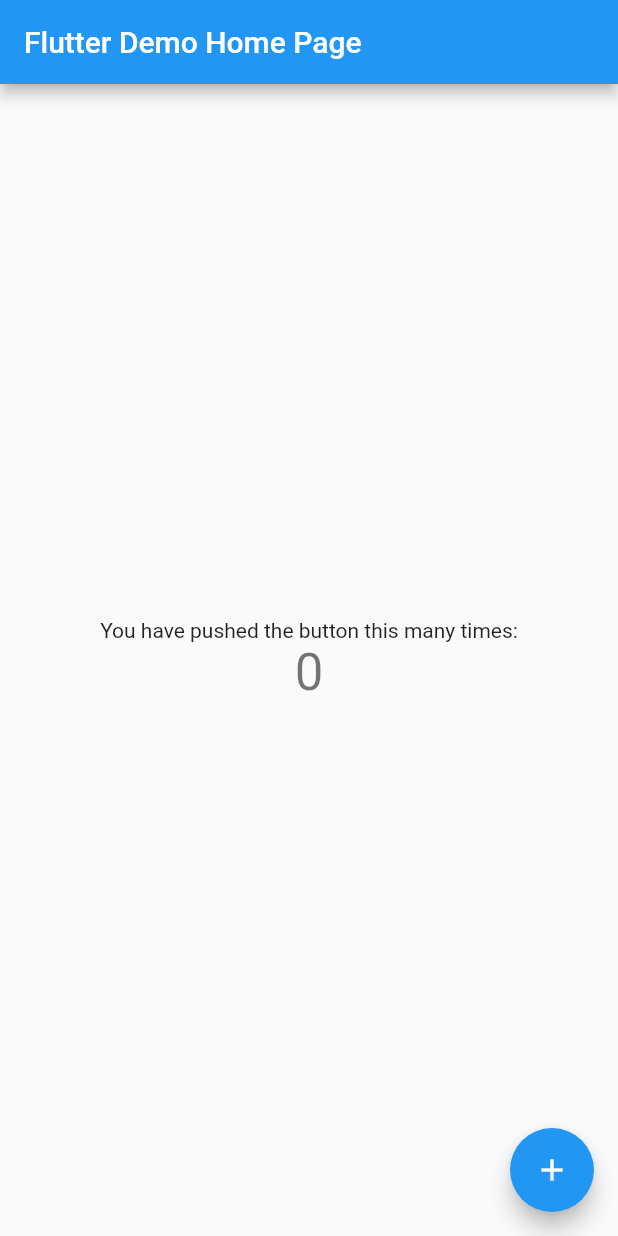
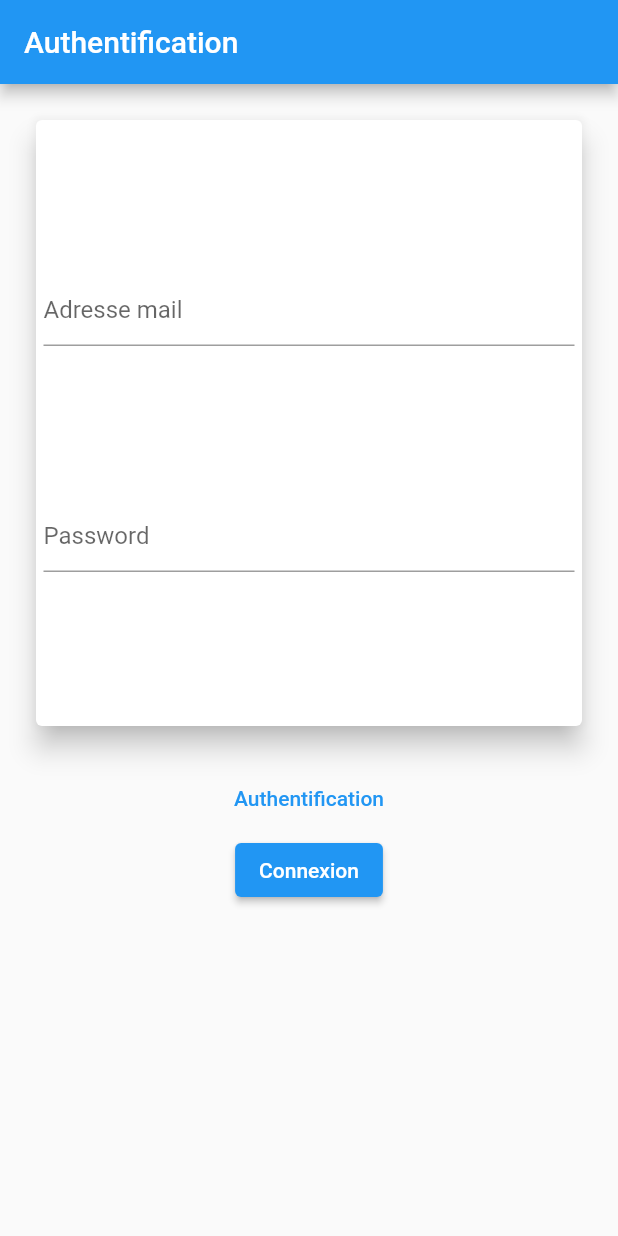
Before and after one commit to Elghazy1/Application-de-chat-Android-Flutter, a Flutter app: the screen it shows after launch, on a phone screen of 412 x 824 dp. Run offline on Flutter 3.47's test engine with Material 2 defaults, Android fonts, the phone set to English and light mode, and no system bars; our stand-ins replace firebase_auth, firebase_core, firebase_database; missing offline and left inert: dart:ffi; accounts and stored records are empty.

Commit message:
Mise en place et Authentification

```diff
--- /dev/null
+++ b/lib/controller/LogController.dart
@@ -0,0 +1,166 @@
+import 'dart:ffi';
+
+import 'package:firebase_auth/firebase_auth.dart';
+import 'package:flutter/cupertino.dart';
+import 'package:flutter/material.dart';
+import 'package:flutter_application_1/model/FirebaseHelper.dart';
+
+class LogController extends StatefulWidget {
+  LogControllerState createState() => LogControllerState();
+}
+
+class LogControllerState extends State<LogController> {
+  bool _log = true;
+  String _adresseMail = "";
+  String _password = "";
+  String _prenom = "";
+  String _nom = "";
+
+  @override
+  Widget build(BuildContext context) {
+    return Scaffold(
+      appBar: AppBar(
+        title: Text("Authentification"),
+      ),
+      body: SingleChildScrollView(
+        child: Column(
+          children: <Widget>[
+            Container(
+              margin: EdgeInsets.all(20),
+              width: MediaQuery.of(context).size.width - 40,
+              height: MediaQuery.of(context).size.height / 2,
+              child: Card(
+                elevation: 7.5,
+                child: Container(
+                  margin: EdgeInsets.only(left: 5, right: 5),
+                  child: Column(
+                    mainAxisAlignment: MainAxisAlignment.spaceEvenly,
+                    children: textfields(),
+                  ),
+                ),
+              ),
+            ),
+            TextButton(
+              onPressed: () {
+                setState(() {
+                  _log = !_log;
+                });
+              },
+              child: Text((_log) ? "Authentification" : "Création de compte"),
+            ),
+            ElevatedButton(
+              onPressed: _handleLog,
+              child: Text("Connexion"),
+            )
+          ],
+        ),
+      ),
+    );
+  }
+
+  _handleLog() {
+    if (_adresseMail != "") {
+      if (_password != "") {
+        if (_log) {
+          //Connexion
+          FirebaseHelper().handleSigneIn(_adresseMail, _password).then((user) {
+            print(user.uid);
+          }).catchError((error) {
+            alerte(error.toString());
+          });
+        } else {
+          //Création de compte
+          if (_prenom != "") {
+            if (_nom != "") {
+              // methode pour créer utilisateur
+              FirebaseHelper()
+                  .create(_adresseMail, _password, _prenom, _nom)
+                  .then((user) {
+                print(user.uid);
+              }).catchError((error) {
+                alerte(error.toString());
+              });
+            } else {
+              //Alert pas de nom
+              alerte("Aucune nom n'a été renseignée !");
+            }
+          } else {
+            //Alert pas de prénom
+            alerte("Aucune prénom n'a été renseignée !");
+          }
+        }
+      } else {
+        //alert pas de mdp
+        alerte("Aucune mot de passe n'a été renseignée !");
+      }
+    } else {
+      //alert pas de mail
+      alerte("Aucune adresse mail n'a été renseignée !");
+    }
+  }
+
+  List<Widget> textfields() {
+    List<Widget> widgets = [];
+    widgets.add(TextField(
+      decoration: InputDecoration(hintText: "Adresse mail"),
+      onChanged: (string) {
+        setState(() {
+          _adresseMail = string;
+        });
+      },
+    ));
+
+    widgets.add(TextField(
+      decoration: InputDecoration(hintText: "Password"),
+      obscureText: true,
+      onChanged: (string) {
+        setState(() {
+          _password = string;
+        });
+      },
+    ));
+
+    if (!_log) {
+      widgets.add(TextField(
+        decoration: InputDecoration(hintText: "Prenom"),
+        onChanged: (string) {
+          setState(() {
+            _prenom = string;
+          });
+        },
+      ));
+
+      widgets.add(TextField(
+        decoration: InputDecoration(hintText: "Nom"),
+        onChanged: (string) {
+          setState(() {
+            _nom = string;
+          });
+        },
+      ));
+    }
+    return widgets;
+  }
+
+  Future<void> alerte(String message) async {
+    Text title = Text("Erreur");
+    Text msg = Text(message);
+    TextButton okButton = TextButton(
+      onPressed: () => Navigator.of(context).pop(),
+      child: Text("Ok"),
+    );
+    return showDialog(
+        context: context,
+        barrierDismissible: false,
+        builder: (BuildContext ctx) {
+          return (Theme.of(context).platform == TargetPlatform.iOS)
+              ? CupertinoAlertDialog(
+                  title: title,
+                  content: msg,
+                  actions: <Widget>[okButton],
+                )
+              : AlertDialog(
+                  title: title, content: msg, actions: <Widget>[okButton]);
+        });
+  }
+}
--- a/lib/main.dart
+++ b/lib/main.dart
@@ -1,113 +1,40 @@
+import 'package:firebase_auth/firebase_auth.dart';
+import 'package:firebase_core/firebase_core.dart';
 import 'package:flutter/material.dart';
+import 'package:flutter_application_1/controller/LogController.dart';
+import 'package:flutter_application_1/controller/MainAppController.dart';
 
-void main() {
+void main() async {
+  WidgetsFlutterBinding.ensureInitialized();
+  await Firebase.initializeApp();
   runApp(MyApp());
 }
 
 class MyApp extends StatelessWidget {
-  // This widget is the root of your application.
   @override
   Widget build(BuildContext context) {
     return MaterialApp(
-      title: 'Flutter Demo',
+      debugShowCheckedModeBanner: false,
+      title: 'Flutter Chat',
       theme: ThemeData(
-        // This is the theme of your application.
-        //
-        // Try running your application with "flutter run". You'll see the
-        // application has a blue toolbar. Then, without quitting the app, try
-        // changing the primarySwatch below to Colors.green and then invoke
-        // "hot reload" (press "r" in the console where you ran "flutter run",
-        // or simply save your changes to "hot reload" in a Flutter IDE).
-        // Notice that the counter didn't reset back to zero; the application
-        // is not restarted.
         primarySwatch: Colors.blue,
       ),
-      home: MyHomePage(title: 'Flutter Demo Home Page'),
+      home: _handleAuth(),
     );
   }
 }
 
-class MyHomePage extends StatefulWidget {
-  MyHomePage({Key? key, required this.title}) : super(key: key);
-
-  // This widget is the home page of your application. It is stateful, meaning
-  // that it has a State object (defined below) that contains fields that affect
-  // how it looks.
-
-  // This class is the configuration for the state. It holds the values (in this
-  // case the title) provided by the parent (in this case the App widget) and
-  // used by the build method of the State. Fields in a Widget subclass are
-  // always marked "final".
-
-  final String title;
-
-  @override
-  _MyHomePageState createState() => _MyHomePageState();
+Widget _handleAuth() {
+  return StreamBuilder<User?>(
+    stream: FirebaseAuth.instance.authStateChanges(),
+    builder: (BuildContext context, snapshot) {
+      if (snapshot.hasData) {
+        //Acces à l'app
+        return MainAppController();
+      } else {
+        //return Méthode de log
+        return LogController();
+      }
+    },
+  );
 }
-
-class _MyHomePageState extends State<MyHomePage> {
-  int _counter = 0;
-
-  void _incrementCounter() {
-    setState(() {
-      // This call to setState tells the Flutter framework that something has
-      // changed in this State, which causes it to rerun the build method below
-      // so that the display can reflect the updated values. If we changed
-      // _counter without calling setState(), then the build method would not be
-      // called again, and so nothing would appear to happen.
-      _counter++;
-    });
-  }
-
-  @override
-  Widget build(BuildContext context) {
-    // This method is rerun every time setState is called, for instance as done
-    // by the _incrementCounter method above.
-    //
-    // The Flutter framework has been optimized to make rerunning build methods
-    // fast, so that you can just rebuild anything that needs updating rather
-    // than having to individually change instances of widgets.
-    return Scaffold(
-      appBar: AppBar(
-        // Here we take the value from the MyHomePage object that was created by
-        // the App.build method, and use it to set our appbar title.
-        title: Text(widget.title),
-      ),
-      body: Center(
-        // Center is a layout widget. It takes a single child and positions it
-        // in the middle of the parent.
-        child: Column(
-          // Column is also a layout widget. It takes a list of children and
-          // arranges them vertically. By default, it sizes itself to fit its
-          // children horizontally, and tries to be as tall as its parent.
-          //
-          // Invoke "debug painting" (press "p" in the console, choose the
-          // "Toggle Debug Paint" action from the Flutter Inspector in Android
-          // Studio, or the "Toggle Debug Paint" command in Visual Studio Code)
-          // to see the wireframe for each widget.
-          //
-          // Column has various properties to control how it sizes itself and
-          // how it positions its children. Here we use mainAxisAlignment to
-          // center the children vertically; the main axis here is the vertical
-          // axis because Columns are vertical (the cross axis would be
-          // horizontal).
-          mainAxisAlignment: MainAxisAlignment.center,
-          children: <Widget>[
-            Text(
-              'You have pushed the button this many times:',
-            ),
-            Text(
-              '$_counter',
-              style: Theme.of(context).textTheme.headline4,
-            ),
-          ],
-        ),
-      ),
-      floatingActionButton: FloatingActionButton(
-        onPressed: _incrementCounter,
-        tooltip: 'Increment',
-        child: Icon(Icons.add),
-      ), // This trailing comma makes auto-formatting nicer for build methods.
-    );
-  }
-}
--- /dev/null
+++ b/lib/model/FirebaseHelper.dart
@@ -0,0 +1,34 @@
+import 'package:firebase_auth/firebase_auth.dart';
+import 'package:firebase_database/firebase_database.dart';
+import 'package:flutter/cupertino.dart';
+
+class FirebaseHelper {
+  //Authentification
+  final auth = FirebaseAuth.instance;
+
+  Future<User> handleSigneIn(String mail, String mdp) async {
+    final User user =
+        (await auth.signInWithEmailAndPassword(email: mail, password: mdp))
+            .user!;
+    return user;
+  }
+
+  Future<User> create(
+      String mail, String mdp, String prenom, String nom) async {
+    final create =
+        await auth.createUserWithEmailAndPassword(email: mail, password: mdp);
+    final User user = create.user!;
+    String uid = user.uid;
+    Map<String, String> map = {"prenom": prenom, "nom": nom, "uid": uid};
+    addUser(uid, map);
+    return user; //
+  }
+
+  //Database
+  static final entryPoint = FirebaseDatabase.instance.reference();
+  final entry_user = entryPoint.child("users");
+
+  addUser(String uid, Map map) {
+    entry_user.child(uid).set(map);
+  }
+}
```
Also changed, not shown: lib/controller/MainAppController.dart (added, +16 -0 lines), lib/model/MyUser.dart (added, +27 -0 lines), 1 other file.
